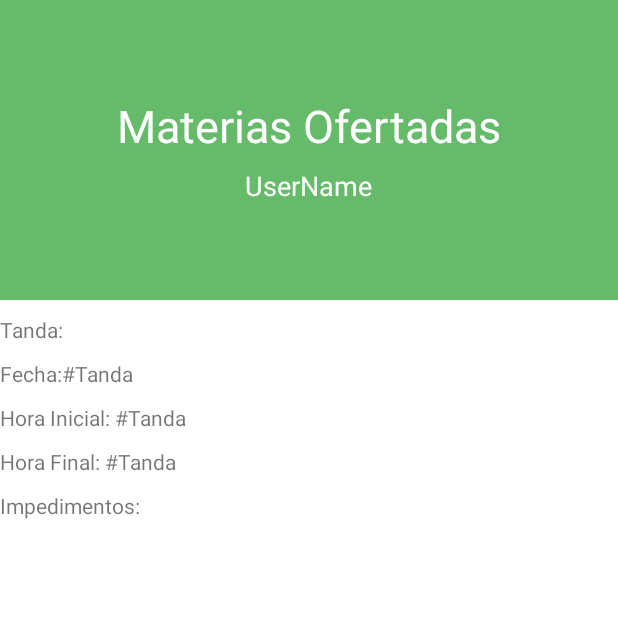
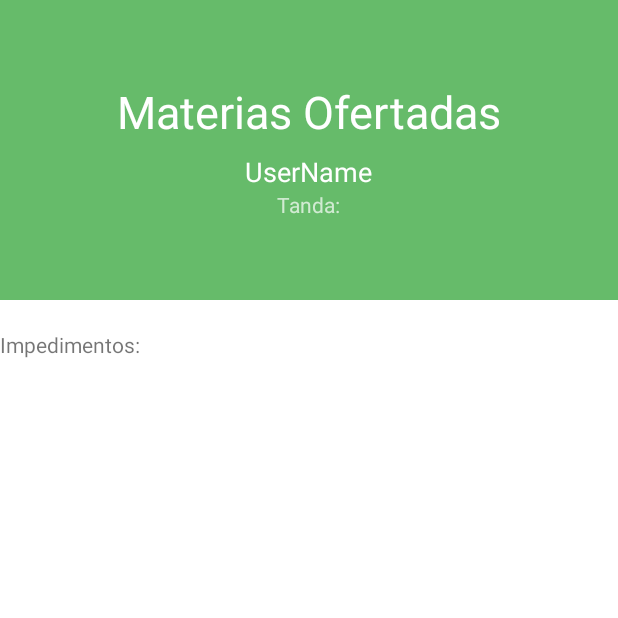
Before and after one commit to sisaza92/MiOfertaUdeAMovil, an Android app: the Oferta_Ppal screen opened directly, with no data from a screen before it, on a phone screen of 412 x 824 dp, the top half of it. Run offline under Robolectric (Android 15) with nearby library versions, the phone set to English and light mode, and no system bars; 6 statements that could not run were skipped.

Commit message:
Se cambió la ubicación de la tanda en el layout y el metodo Tanda.toString()

```diff
--- a/app/src/main/java/udea/edu/co/miofertaudea/modelo/dto/Tanda.java
+++ b/app/src/main/java/udea/edu/co/miofertaudea/modelo/dto/Tanda.java
@@ -74,13 +74,10 @@ public class Tanda {
 
     @Override
     public String toString() {
-        return "Tanda{" +
-                "numero=" + numero +
-                ", nombre='" + nombre + '\'' +
-                ", fecha='" + fecha + '\'' +
-                ", horaInicial=" + horaInicial +
-                ", horaFinal=" + horaFinal +
-                '}';
+        return "Tanda:" + numero +
+                "\t  Fecha: " + fecha +
+                "\t  de " + toSringHoraInicial() +
+                "\t  a " + toSringHoraFinal();
     }
 
     public String toSringHoraInicial(){
--- a/app/src/main/java/udea/edu/co/miofertaudea/vista/activity/Oferta_Ppal.java
+++ b/app/src/main/java/udea/edu/co/miofertaudea/vista/activity/Oferta_Ppal.java
@@ -47,7 +47,7 @@ public class Oferta_Ppal extends AppCompatActivity {
 
 
     //TextView para la tanda
-    private TextView mTVOfertaPPTandaFecha,mTVOfertaPPTandaHoraInicial,mTVOfertaPPTandaHoraFinal;
+    private TextView mTVOfertaPPTanda;
 
 
 
@@ -85,9 +85,7 @@ public class Oferta_Ppal extends AppCompatActivity {
         mTVOfertaPPImpedimentos = (TextView) findViewById(R.id.tVOfertaPPImpedimentos);
         mtVOfertaPPName = (TextView) findViewById(R.id.tVOfertaPPName);
 
-        mTVOfertaPPTandaFecha = (TextView) findViewById(R.id.tVOfertaPPTandaFecha);
-        mTVOfertaPPTandaHoraInicial = (TextView) findViewById(R.id.tVOfertaPPTandaHoraInicial);
-        mTVOfertaPPTandaHoraFinal = (TextView) findViewById(R.id.tVOfertaPPTandaHoraFinal);
+        mTVOfertaPPTanda = (TextView) findViewById(R.id.tVTanda);
 
 
         estudiante =(Estudiante) getIntent().getExtras().getSerializable("ESTUDIANTE");
@@ -207,9 +205,7 @@ public class Oferta_Ppal extends AppCompatActivity {
                 Log.d("IMPORTANTE-->", "CLASE: TimelineReceiverTanda" +
                         "   METODO: SI ESTA TRAYENDO TANDA DE LA BD: " +tanda.toString());
                 // logica cuando llegue la tanda
-                mTVOfertaPPTandaFecha.setText(tanda.getFecha());
-                mTVOfertaPPTandaHoraInicial.setText(tanda.toSringHoraInicial());
-                mTVOfertaPPTandaHoraFinal.setText(tanda.toSringHoraFinal());
+                mTVOfertaPPTanda.setText(tanda.toString());
 
                 getImpedimentos();
 
--- a/app/src/main/res/layout/activity_oferta_ppal.xml
+++ b/app/src/main/res/layout/activity_oferta_ppal.xml
@@ -61,6 +61,15 @@
                         android:textColor="@android:color/white"
                         android:textSize="@dimen/backdrop_subtitle" />
 
+                    <TextView
+                        android:id="@+id/tVTanda"
+                        android:layout_width="wrap_content"
+                        android:layout_height="wrap_content"
+                        android:textSize="14dp"
+                        android:textColorHighlight="@color/black"
+                        android:text="Tanda:"
+                        />
+
                 </LinearLayout>
             </RelativeLayout>
 
@@ -88,79 +97,6 @@
             android:layout_height="wrap_content"
             android:orientation="vertical">
 
-            <TextView
-                android:layout_width="wrap_content"
-                android:layout_height="wrap_content"
-                android:textSize="14dp"
-                android:textColorHighlight="@color/black"
-                android:text="Tanda:"
-                />
-
-            <LinearLayout
-            android:layout_width="match_parent"
-            android:layout_height="wrap_content"
-            android:orientation="horizontal"
-            android:layout_marginTop="10dp">
-
-            <TextView
-                android:layout_width="wrap_content"
-                android:layout_height="wrap_content"
-                android:textSize="14dp"
-                android:textColorHighlight="@color/black"
-                android:text="Fecha:"
-                />
-
-            <TextView
-                android:layout_width="wrap_content"
-                android:layout_height="wrap_content"
-                android:text="#Tanda"
-                android:id="@+id/tVOfertaPPTandaFecha"
-                />
-        </LinearLayout>
-
-            <LinearLayout
-            android:layout_width="match_parent"
-            android:layout_height="wrap_content"
-            android:orientation="horizontal"
-            android:layout_marginTop="10dp">
-
-            <TextView
-                android:layout_width="wrap_content"
-                android:layout_height="wrap_content"
-                android:textSize="14dp"
-                android:textColorHighlight="@color/black"
-                android:text="Hora Inicial: "
-                />
-
-            <TextView
-                android:layout_width="wrap_content"
-                android:layout_height="wrap_content"
-                android:text="#Tanda"
-                android:id="@+id/tVOfertaPPTandaHoraInicial"
-                />
-        </LinearLayout>
-
-            <LinearLayout
-                android:layout_width="match_parent"
-                android:layout_height="wrap_content"
-                android:orientation="horizontal"
-                android:layout_marginTop="10dp">
-
-                <TextView
-                    android:layout_width="wrap_content"
-                    android:layout_height="wrap_content"
-                    android:textSize="14dp"
-                    android:textColorHighlight="@color/black"
-                    android:text="Hora Final: "
-                    />
-
-                <TextView
-                    android:layout_width="wrap_content"
-                    android:layout_height="wrap_content"
-                    android:text="#Tanda"
-                    android:id="@+id/tVOfertaPPTandaHoraFinal"
-                    />
-            </LinearLayout>
 
             <LinearLayout
                 android:layout_width="match_parent"
```
